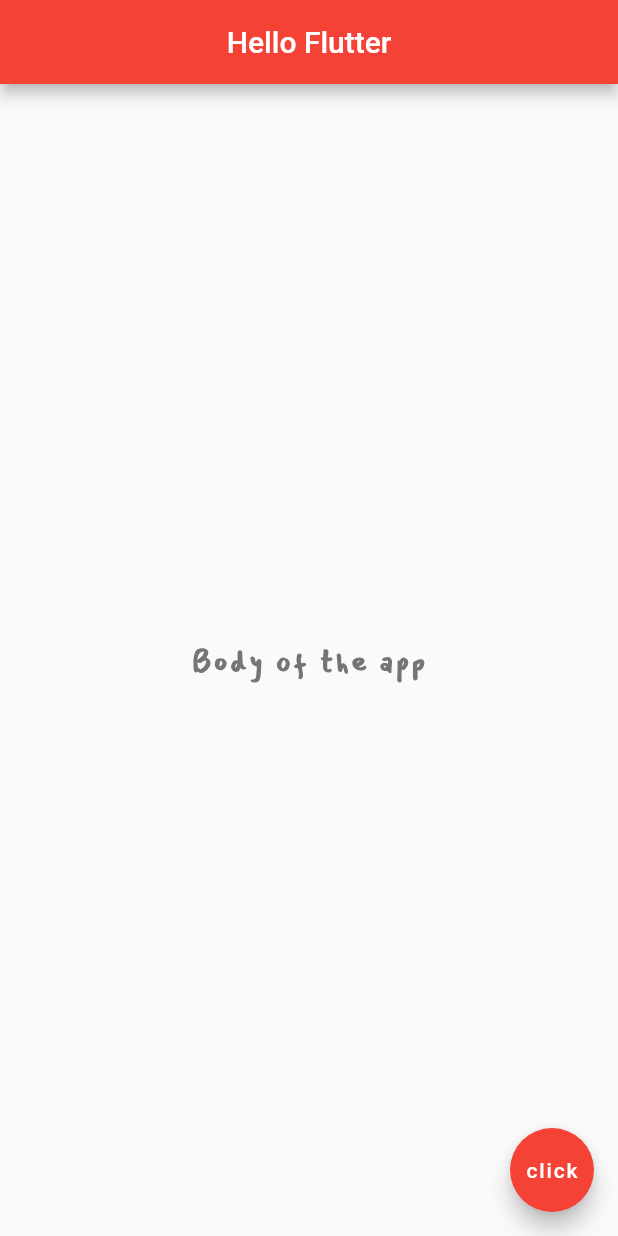
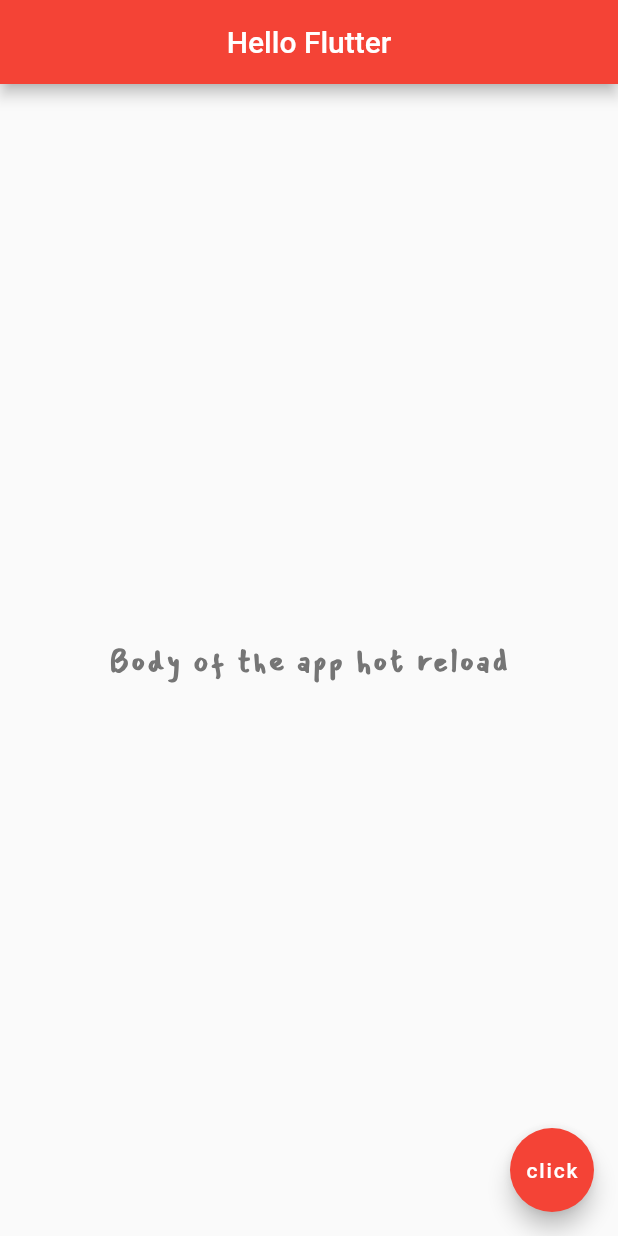
Before and after one commit to MithoonSharechat/flutter, a Flutter app: the screen it shows after launch, on a phone screen of 412 x 824 dp. Run offline on Flutter 3.47's test engine with Material 2 defaults, Android fonts, the phone set to English and light mode, and no system bars.

Commit message:
Lesson-7

```diff
--- a/lib/main.dart
+++ b/lib/main.dart
@@ -1,7 +1,14 @@
 import 'package:flutter/material.dart';
 
 void main() => runApp(MaterialApp(
-  home: Scaffold(
+  home: Home()
+));
+
+
+class Home extends StatelessWidget {
+  @override
+  Widget build(BuildContext context) {
+    return Scaffold(
       appBar: AppBar(
         title: Text('Hello Flutter'),
         centerTitle: true,
@@ -9,7 +16,7 @@ void main() => runApp(MaterialApp(
       ),
       body: Center(
         child: Text(
-        "Body of the app",
+          "Body of the app hot reload",
           style: TextStyle(
               fontSize: 20.0,
               fontWeight: FontWeight.bold,
@@ -24,5 +31,6 @@ void main() => runApp(MaterialApp(
         onPressed: () {},
         backgroundColor: Colors.red[500],
       ),
-  )
-));
+    );
+  }
+}
```
Lines whose indentation alone changed are shown as unchanged.
